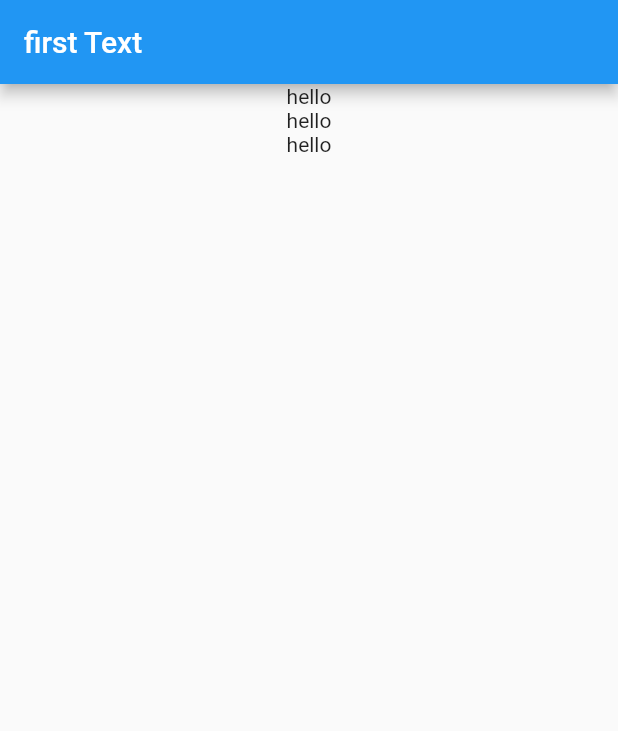
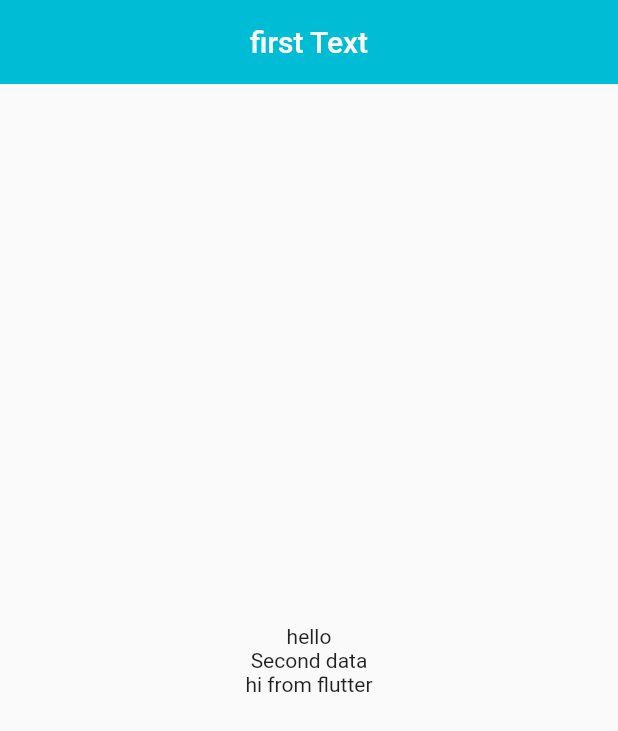
Before and after one commit to 2022-solution-challenge/PDG-fe-study, a Flutter app: the screen it shows after launch, on a phone screen of 412 x 824 dp. Shown: the top 731 px of the screen. Run offline on Flutter 3.47's test engine with Material 2 defaults, Android fonts, the phone set to English and light mode, and no system bars.

Commit message:
add widget labels

```diff
--- a/exampleApp/exapp/lib/main.dart
+++ b/exampleApp/exapp/lib/main.dart
@@ -29,16 +29,23 @@ class MyHomePage extends StatelessWidget {
     return Scaffold(
       appBar: AppBar(
         title: Text('first Text'),
+        centerTitle: true,
+        backgroundColor: Colors.cyan,
+        elevation: 0.0,
       ),
-      body: Center(
+
+      //body에 Padding 지정
+      body:  Center(
         child: Column(
-          children: <Widget>[
-            Text('hello'),
-            Text('hello'),
-            Text('hello'),
-          ],
-        ),
+            mainAxisAlignment: MainAxisAlignment.center,
+            children: <Widget>[
+              Text('hello'),
+              Text('Second data'),
+              Text('hi from flutter'),
+            ],
+          ),
       ),
+
     );
   }
 }
```
